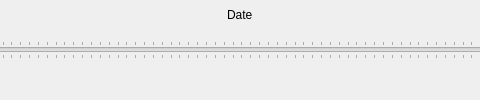
kevinaubert/ChangementViewer, file ui_changementviewer.ui: the form before one commit; both pictures show x 250 to 730 and y 0 to 100 of the 960 by 100 pixel window.
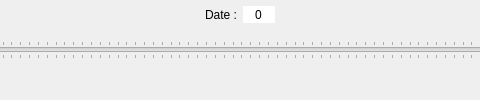
The form after the commit. Icons and pictures are not drawn.

Commit message: Lien champs/slider

Diff of the .ui file:
```diff
--- a/ui_changementviewer.ui
+++ b/ui_changementviewer.ui
@@ -258,7 +258,7 @@
      <item>
       <widget class="QLabel" name="labelDate">
        <property name="text">
-        <string>Date</string>
+        <string>Date :</string>
        </property>
        <property name="textFormat">
         <enum>Qt::AutoText</enum>
@@ -271,6 +271,31 @@
        </property>
       </widget>
      </item>
+     <item>
+      <widget class="QSpinBox" name="snbDate">
+       <property name="inputMethodHints">
+        <set>Qt::ImhDigitsOnly|Qt::ImhPreferNumbers</set>
+       </property>
+       <property name="wrapping">
+        <bool>false</bool>
+       </property>
+       <property name="frame">
+        <bool>false</bool>
+       </property>
+       <property name="alignment">
+        <set>Qt::AlignCenter</set>
+       </property>
+       <property name="readOnly">
+        <bool>true</bool>
+       </property>
+       <property name="buttonSymbols">
+        <enum>QAbstractSpinBox::NoButtons</enum>
+       </property>
+       <property name="maximum">
+        <number>9999</number>
+       </property>
+      </widget>
+     </item>
      <item>
       <spacer name="horizontalSpacer_3">
        <property name="orientation">
```
The commit also changes 4 other files.
